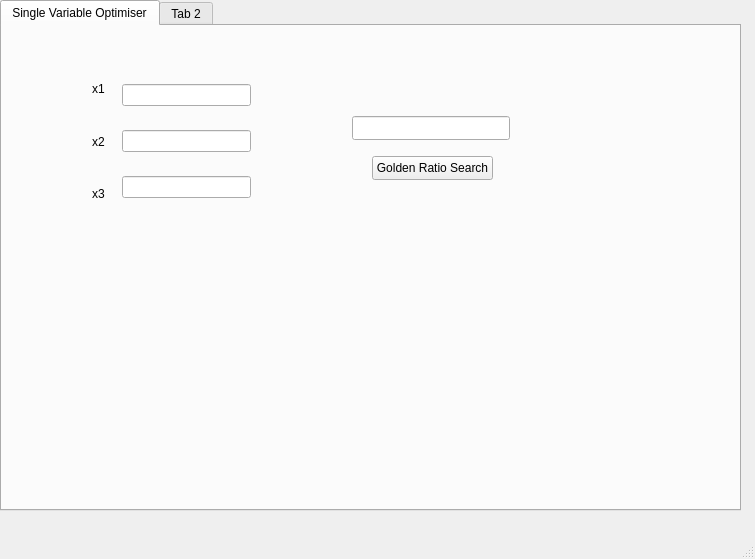
First picture: the form in mainwindow.ui, repository MaxGiuP/General_Function_Minimiser, before the edit.
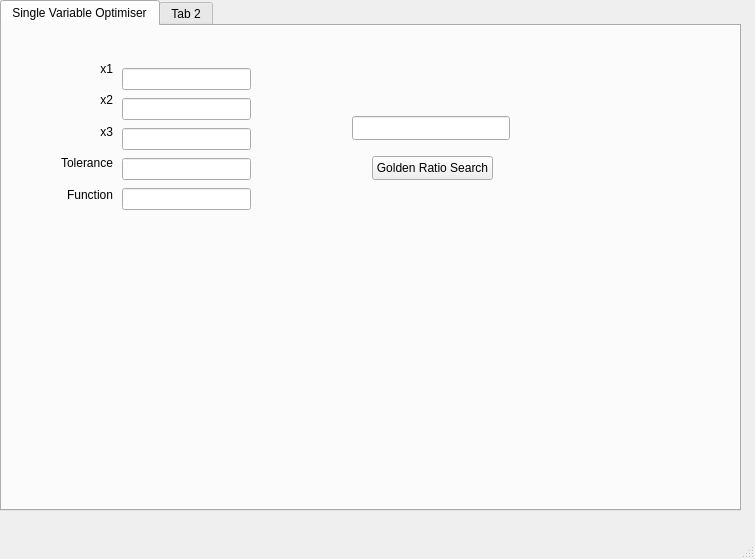
Second picture: the form after the edit.

Commit message: Finished Golden Ratio Search

Diff of the .ui file:
```diff
--- a/mainwindow.ui
+++ b/mainwindow.ui
@@ -46,6 +46,12 @@
        <item>
         <widget class="QLineEdit" name="lEx3"/>
        </item>
+       <item>
+        <widget class="QLineEdit" name="leTol"/>
+       </item>
+       <item>
+        <widget class="QLineEdit" name="leFunc"/>
+       </item>
       </layout>
      </widget>
      <widget class="QLineEdit" name="lEx4">
@@ -61,31 +67,69 @@
      <widget class="QWidget" name="verticalLayoutWidget_2">
       <property name="geometry">
        <rect>
-        <x>90</x>
-        <y>40</y>
-        <width>21</width>
+        <x>40</x>
+        <y>30</y>
+        <width>71</width>
         <height>151</height>
        </rect>
       </property>
       <layout class="QVBoxLayout" name="verticalLayout_2">
        <item>
         <widget class="QLabel" name="label">
+         <property name="layoutDirection">
+          <enum>Qt::LayoutDirection::LeftToRight</enum>
+         </property>
          <property name="text">
           <string>x1</string>
          </property>
+         <property name="alignment">
+          <set>Qt::AlignmentFlag::AlignRight|Qt::AlignmentFlag::AlignTrailing|Qt::AlignmentFlag::AlignVCenter</set>
+         </property>
         </widget>
        </item>
        <item>
         <widget class="QLabel" name="label_2">
+         <property name="layoutDirection">
+          <enum>Qt::LayoutDirection::LeftToRight</enum>
+         </property>
          <property name="text">
           <string>x2</string>
          </property>
+         <property name="alignment">
+          <set>Qt::AlignmentFlag::AlignRight|Qt::AlignmentFlag::AlignTrailing|Qt::AlignmentFlag::AlignVCenter</set>
+         </property>
         </widget>
        </item>
        <item>
-        <widget class="QLabel" name="label_3">
+        <widget class="QLabel" name="label_7">
+         <property name="layoutDirection">
+          <enum>Qt::LayoutDirection::LeftToRight</enum>
+         </property>
          <property name="text">
           <string>x3</string>
+         </property>
+         <property name="alignment">
+          <set>Qt::AlignmentFlag::AlignRight|Qt::AlignmentFlag::AlignTrailing|Qt::AlignmentFlag::AlignVCenter</set>
+         </property>
+        </widget>
+       </item>
+       <item>
+        <widget class="QLabel" name="label_3">
+         <property name="text">
+          <string>Tolerance</string>
+         </property>
+         <property name="alignment">
+          <set>Qt::AlignmentFlag::AlignRight|Qt::AlignmentFlag::AlignTrailing|Qt::AlignmentFlag::AlignVCenter</set>
+         </property>
+        </widget>
+       </item>
+       <item>
+        <widget class="QLabel" name="label_8">
+         <property name="text">
+          <string>Function</string>
+         </property>
+         <property name="alignment">
+          <set>Qt::AlignmentFlag::AlignRight|Qt::AlignmentFlag::AlignTrailing|Qt::AlignmentFlag::AlignVCenter</set>
          </property>
         </widget>
        </item>
```
The commit also changes 1 other file.
